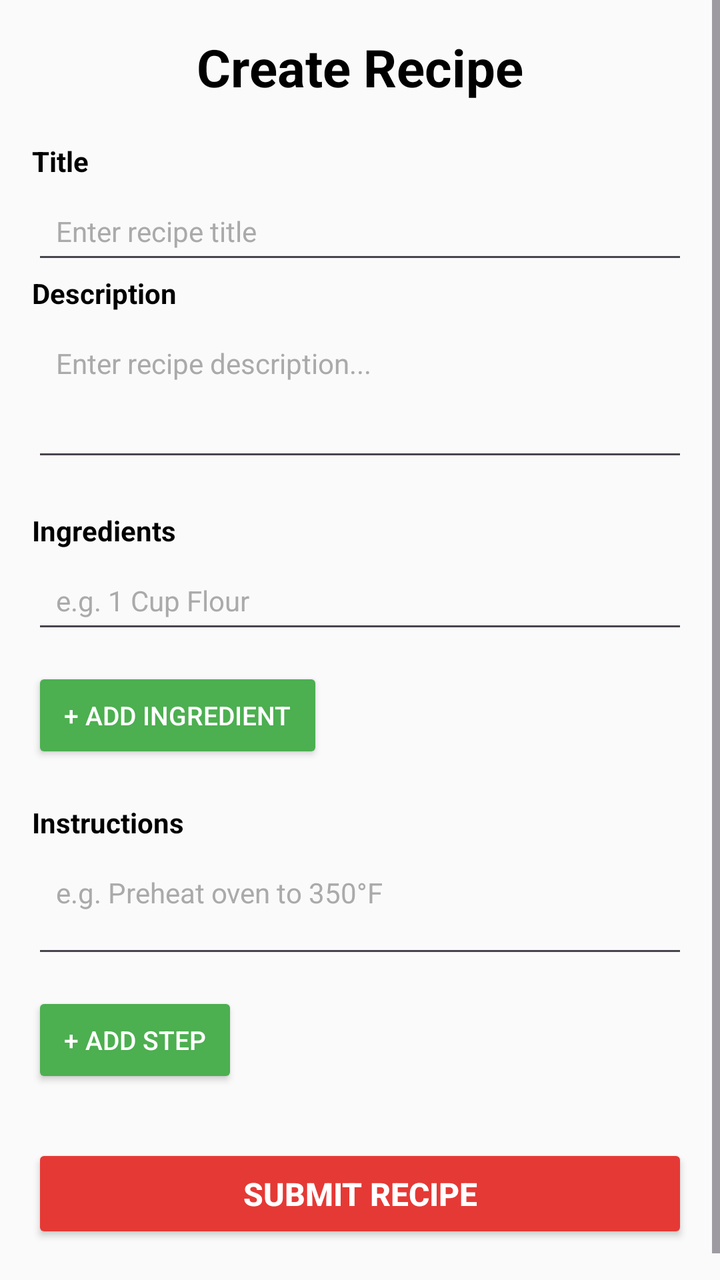
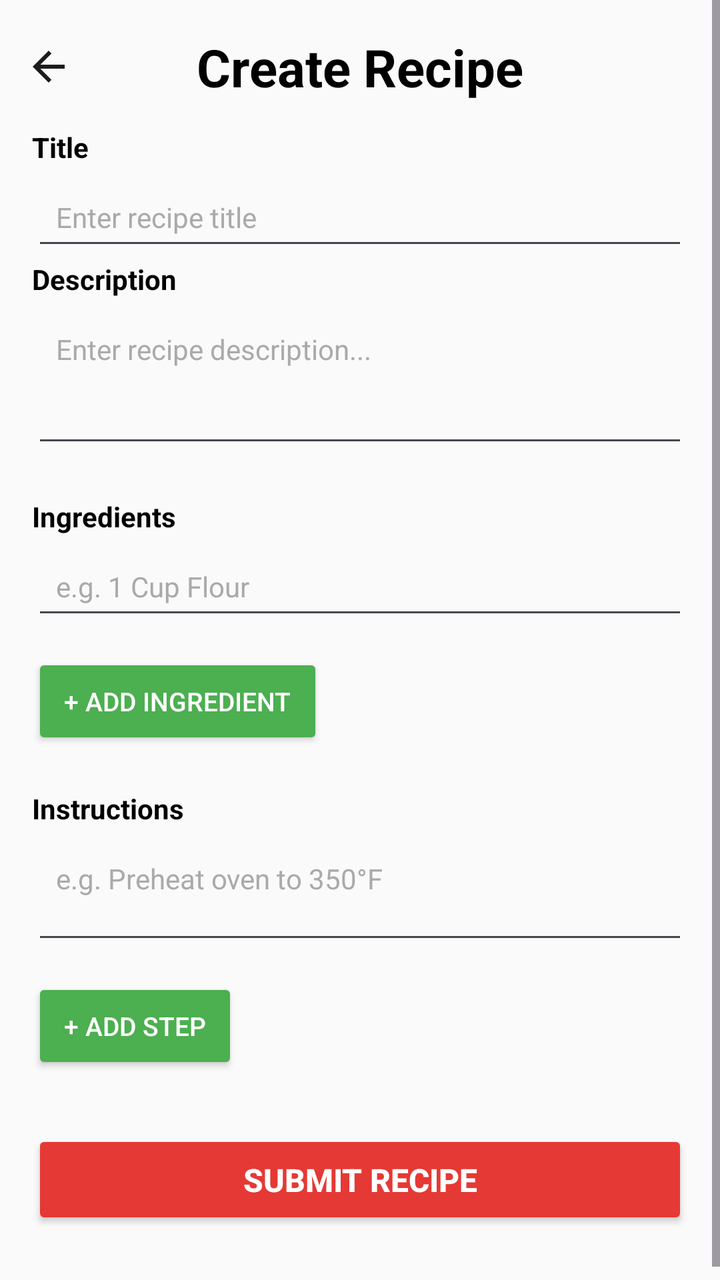

The first picture is an Android layout as it rendered before a commit; the second is the same layout after the commit. The layout source and the unified diff follow.
<!-- AndroidManifest.xml: application theme Theme.Mealio -->
<!-- res/layout/activity_create_recipe.xml -->
<?xml version="1.0" encoding="utf-8"?>
<ScrollView xmlns:android="http://schemas.android.com/apk/res/android"
    android:layout_width="match_parent"
    android:layout_height="match_parent"
    android:background="#FAFAFA"
    android:fillViewport="true">

    <RelativeLayout
        android:layout_width="match_parent"
        android:layout_height="wrap_content"
        android:padding="16dp">

        
        <TextView
            android:id="@+id/tvTitle"
            android:layout_width="match_parent"
            android:layout_height="wrap_content"
            android:layout_alignParentTop="true"
            android:text="Create Recipe"
            android:textSize="26sp"
            android:textStyle="bold"
            android:textColor="@color/black"
            android:gravity="center"
            android:paddingBottom="20dp" />

        
        <TextView
            android:id="@+id/tvTitleLabel"
            android:layout_width="match_parent"
            android:layout_height="wrap_content"
            android:layout_below="@id/tvTitle"
            android:text="Title"
            android:textSize="14sp"
            android:textStyle="bold"
            android:textColor="@color/black"
            android:paddingBottom="4dp" />

        
        <EditText
            android:id="@+id/etTitle"
            android:layout_width="match_parent"
            android:layout_height="wrap_content"
            android:layout_below="@id/tvTitleLabel"
            android:hint="Enter recipe title"
            android:padding="12dp"
            android:textSize="14sp"
            android:textColor="@color/black"
            android:textColorHint="#AAAAAA" />

        
        <TextView
            android:id="@+id/tvDescriptionLabel"
            android:layout_width="match_parent"
            android:layout_height="wrap_content"
            android:layout_below="@id/etTitle"
            android:text="Description"
            android:textSize="14sp"
            android:textStyle="bold"
            android:textColor="@color/black"
            android:paddingBottom="4dp" />

        
        <EditText
            android:id="@+id/etDescription"
            android:layout_width="match_parent"
            android:layout_height="wrap_content"
            android:layout_below="@id/tvDescriptionLabel"
            android:hint="Enter recipe description..."
            android:minLines="3"
            android:maxLines="6"
            android:gravity="top|start"
            android:inputType="textMultiLine"
            android:padding="12dp"
            android:textSize="14sp"
            android:textColor="@color/black"
            android:textColorHint="#AAAAAA" />

        
        <TextView
            android:id="@+id/tvIngredientsLabel"
            android:layout_width="match_parent"
            android:layout_height="wrap_content"
            android:layout_below="@id/etDescription"
            android:layout_marginTop="20dp"
            android:text="Ingredients"
            android:textSize="14sp"
            android:textStyle="bold"
            android:textColor="@color/black"
            android:paddingBottom="4dp" />

        
        <LinearLayout
            android:id="@+id/ingredientsContainer"
            android:layout_width="match_parent"
            android:layout_height="wrap_content"
            android:layout_below="@id/tvIngredientsLabel"
            android:orientation="vertical">

            
            <EditText
                android:id="@+id/etIngredient1"
                android:layout_width="match_parent"
                android:layout_height="wrap_content"
                android:layout_marginBottom="8dp"
                android:hint="e.g. 1 Cup Flour"
                android:padding="12dp"
                android:textSize="14sp"
                android:textColor="@color/black"
                android:textColorHint="#AAAAAA" />

        </LinearLayout>

        
        <Button
            android:id="@+id/btnAddIngredient"
            android:layout_width="wrap_content"
            android:layout_height="wrap_content"
            android:layout_below="@id/ingredientsContainer"
            android:layout_marginTop="4dp"
            android:text="+ Add Ingredient"
            android:textSize="13sp"
            android:textColor="@color/white"
            android:backgroundTint="@color/green"
            android:paddingStart="16dp"
            android:paddingEnd="16dp"
            android:paddingTop="6dp"
            android:paddingBottom="6dp" />

        
        <Button
            android:id="@+id/btnRemoveIngredient"
            android:layout_width="wrap_content"
            android:layout_height="wrap_content"
            android:layout_below="@id/ingredientsContainer"
            android:layout_toEndOf="@id/btnAddIngredient"
            android:layout_marginStart="8dp"
            android:layout_marginTop="4dp"
            android:text="- Remove"
            android:textSize="13sp"
            android:textColor="#FFFFFF"
            android:backgroundTint="@color/red"
            android:paddingStart="16dp"
            android:paddingEnd="16dp"
            android:paddingTop="6dp"
            android:paddingBottom="6dp"
            android:visibility="gone" />

        
        <TextView
            android:id="@+id/tvInstructionsLabel"
            android:layout_width="match_parent"
            android:layout_height="wrap_content"
            android:layout_below="@id/btnAddIngredient"
            android:layout_marginTop="20dp"
            android:text="Instructions"
            android:textSize="14sp"
            android:textStyle="bold"
            android:textColor="@color/black"
            android:paddingBottom="4dp" />

        
        <LinearLayout
            android:id="@+id/instructionsContainer"
            android:layout_width="match_parent"
            android:layout_height="wrap_content"
            android:layout_below="@id/tvInstructionsLabel"
            android:orientation="vertical">

            
            <EditText
                android:id="@+id/etInstruction1"
                android:layout_width="match_parent"
                android:layout_height="wrap_content"
                android:layout_marginBottom="8dp"
                android:hint="e.g. Preheat oven to 350°F"
                android:minLines="2"
                android:maxLines="4"
                android:gravity="top|start"
                android:inputType="textMultiLine"
                android:padding="12dp"
                android:textSize="14sp"
                android:textColor="@color/black"
                android:textColorHint="#AAAAAA" />

        </LinearLayout>

        
        <Button
            android:id="@+id/btnAddInstruction"
            android:layout_width="wrap_content"
            android:layout_height="wrap_content"
            android:layout_below="@id/instructionsContainer"
            android:layout_marginTop="4dp"
            android:text="+ Add Step"
            android:textSize="13sp"
            android:textColor="@color/white"
            android:backgroundTint="@color/green"
            android:paddingStart="16dp"
            android:paddingEnd="16dp"
            android:paddingTop="6dp"
            android:paddingBottom="6dp" />

        
        <Button
            android:id="@+id/btnRemoveInstruction"
            android:layout_width="wrap_content"
            android:layout_height="wrap_content"
            android:layout_below="@id/instructionsContainer"
            android:layout_toEndOf="@id/btnAddInstruction"
            android:layout_marginStart="8dp"
            android:layout_marginTop="4dp"
            android:text="- Remove"
            android:textSize="13sp"
            android:textColor="#FFFFFF"
            android:backgroundTint="@color/red"
            android:paddingStart="16dp"
            android:paddingEnd="16dp"
            android:paddingTop="6dp"
            android:paddingBottom="6dp"
            android:visibility="gone" />

        
        <Button
            android:id="@+id/btnSubmit"
            android:layout_width="match_parent"
            android:layout_height="wrap_content"
            android:layout_below="@id/btnAddInstruction"
            android:layout_marginTop="28dp"
            android:layout_marginBottom="16dp"
            android:text="Submit Recipe"
            android:textSize="16sp"
            android:textStyle="bold"
            android:textColor="@color/white"
            android:backgroundTint="@color/red"
            android:paddingTop="14dp"
            android:paddingBottom="14dp" />

    </RelativeLayout>

</ScrollView>
<!-- resources referenced by this layout -->
<resources>
  <color name="black">#FF000000</color>
  <color name="green">#4CAF50</color>
  <color name="red">#E53935</color>
  <color name="white">#FFFFFFFF</color>
  <style name="Theme.Mealio" parent="Base.Theme.Mealio" />
  <style name="Base.Theme.Mealio" parent="Theme.Material3.DayNight.NoActionBar">
          
          
      </style>
</resources>

<!-- the commit's change to res/layout/activity_create_recipe.xml (unified diff, before → after) -->
@@ -2,6 +2,7 @@
 <ScrollView xmlns:android="http://schemas.android.com/apk/res/android"
     android:layout_width="match_parent"
     android:layout_height="match_parent"
+    xmlns:app="http://schemas.android.com/apk/res-auto"
     android:background="#FAFAFA"
     android:fillViewport="true">
 
@@ -11,17 +12,29 @@
         android:padding="16dp">
 
         
+        <ImageButton
+            android:id="@+id/create_back"
+            android:layout_width="48dp"
+            android:layout_height="48dp"
+            android:layout_marginTop="-7dp"
+            android:layout_marginLeft="-16dp"
+            android:src="@drawable/ic_arrow_back"
+            app:tint="#1C1C1E"
+            android:background="?attr/selectableItemBackgroundBorderless"
+            android:contentDescription="Back" />
+
+        
         <TextView
             android:id="@+id/tvTitle"
             android:layout_width="match_parent"
-            android:layout_height="wrap_content"
+            android:layout_height="48dp"
             android:layout_alignParentTop="true"
             android:text="Create Recipe"
             android:textSize="26sp"
             android:textStyle="bold"
             android:textColor="@color/black"
-            android:gravity="center"
-            android:paddingBottom="20dp" />
+            android:gravity="top|center"
+            />
 
         
         <TextView
<!-- resource entries referenced after the edit -->
@@ -4,6 +4,17 @@
   <color name="green">#4CAF50</color>
   <color name="red">#E53935</color>
   <color name="white">#FFFFFFFF</color>
+  <!-- drawable ic_arrow_back (drawable) -->
+  <vector xmlns:android="http://schemas.android.com/apk/res/android"
+      android:width="24dp"
+      android:height="24dp"
+      android:viewportWidth="24"
+      android:viewportHeight="24"
+      android:tint="#1C1C1E">
+    <path
+        android:fillColor="@android:color/white"
+        android:pathData="M20,11H7.83l5.59,-5.59L12,4l-8,8 8,8 1.41,-1.41L7.83,13H20v-2z"/>
+  </vector>
   <style name="Theme.Mealio" parent="Base.Theme.Mealio" />
   <style name="Base.Theme.Mealio" parent="Theme.Material3.DayNight.NoActionBar">
           
